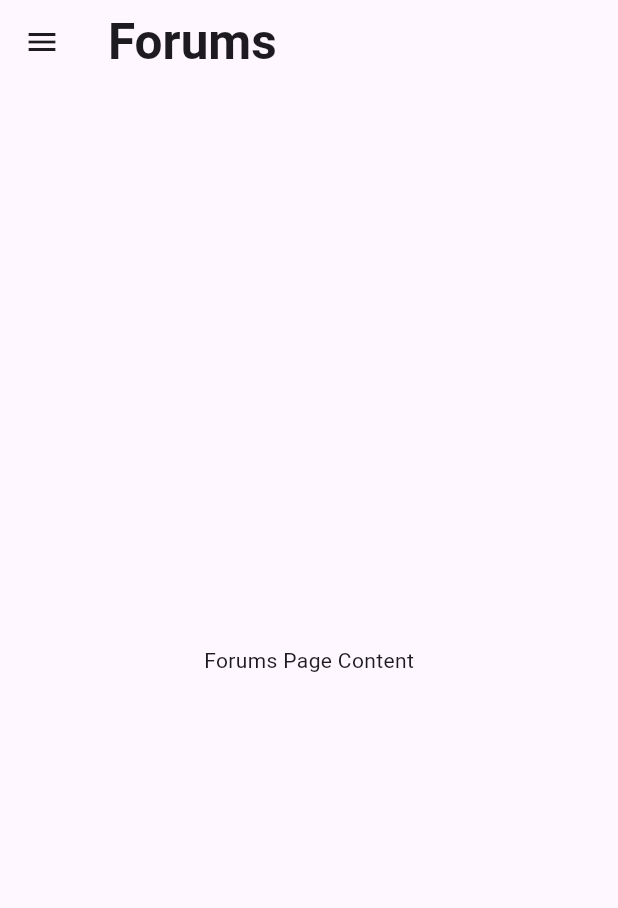
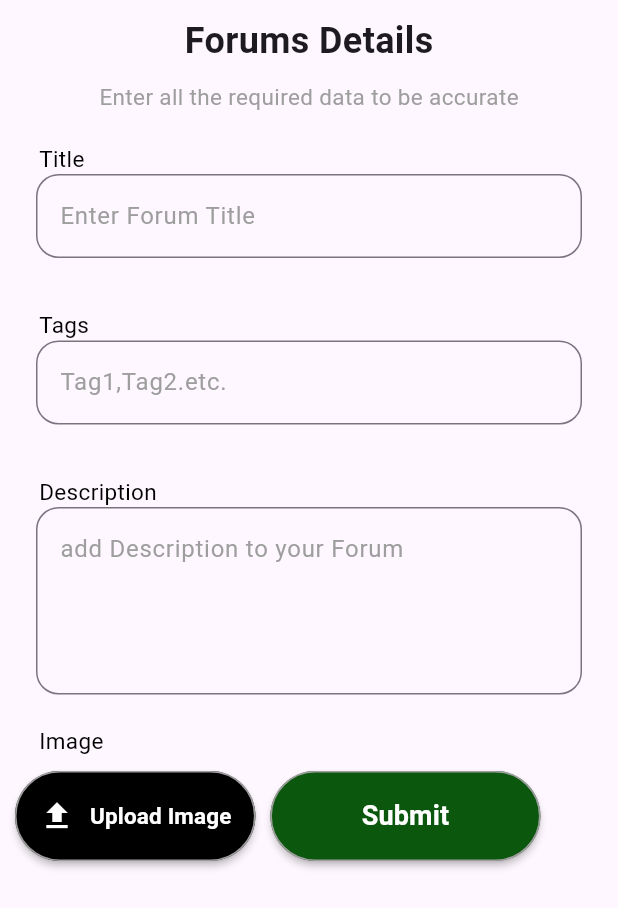
Before and after one commit to kareemezzat25/mental-health, a Flutter app: the ForumsContent screen opened directly, on a phone screen of 412 x 824 dp. Shown: the top 908 px of the screen. Run offline on Flutter 3.47's test engine with Material 3 defaults, Android fonts, the phone set to English and light mode, and no system bars; our stand-ins replace animated_splash_screen.

Commit message:
Forums Details Page

```diff
--- a/lib/models/button.dart
+++ b/lib/models/button.dart
@@ -7,25 +7,24 @@ class Button extends StatelessWidget {
   final Color textColor; // Add this line
   Function()? onPressed;
 
-   Button({
-    required this.buttonColor,
-    required this.buttonText,
-    this.textColor = Colors.black, // Default text color is black
-    this.onPressed
-  });
+  Button(
+      {required this.buttonColor,
+      required this.buttonText,
+      this.textColor = Colors.black, // Default text color is black
+      this.onPressed,
+      });
 
   @override
   Widget build(BuildContext context) {
     return MaterialButton(
-      minWidth: double.infinity,
+      minWidth: 180.0,
       height: 60,
-      onPressed: onPressed
-      ,
+      onPressed: onPressed,
       color: buttonColor,
       textColor: textColor, // Set text color
       shape: RoundedRectangleBorder(
         side: BorderSide(color: Colors.grey),
-        borderRadius: BorderRadius.circular(60),
+        borderRadius: BorderRadius.circular(30),
       ),
       child: Text(
         buttonText,
--- a/lib/views/CreateForum.dart
+++ b/lib/views/CreateForum.dart
@@ -7,9 +7,7 @@ class CreateForum extends StatelessWidget {
   @override
   Widget build(BuildContext context) {
     return Scaffold(
-      appBar: AppBar(
-        title:const Text('Forums',style: TextStyle(fontSize: 33, fontWeight: FontWeight.bold),),),
-      drawer: CommonDrawer(),
+
       body: const Center(
         child: Text('Forums Page Content'),
       ),
--- a/lib/views/Formview.dart
+++ b/lib/views/Formview.dart
@@ -4,8 +4,14 @@ class TextForm extends StatefulWidget {
   final String? hintText;
   final TextEditingController controller;
   final bool isPassword;
+  final bool largerHint;
 
-  TextForm({required this.hintText,required this.controller, this.isPassword=false});
+  TextForm({
+    required this.hintText,
+    required this.controller,
+    this.isPassword = false,
+    this.largerHint = false,
+  });
 
   @override
   _TextFormState createState() => _TextFormState();
@@ -13,24 +19,36 @@ class TextForm extends StatefulWidget {
 
 class _TextFormState extends State<TextForm> {
   bool isObscure = true;
+  double textFieldHeight = 50; // Default height
 
   @override
   Widget build(BuildContext context) {
+    // Check if the largerHint parameter is true to set a larger height
+    if (widget.largerHint) {
+      textFieldHeight = 125;
+    } else {
+      textFieldHeight = 75; // Reset to default height
+    }
+
     return Padding(
       padding: const EdgeInsets.symmetric(horizontal: 14),
+      child: Container(
+        height: textFieldHeight,
         child: TextField(
           controller: widget.controller,
           obscureText: widget.isPassword ? isObscure : false,
+          maxLines: textFieldHeight > 75 ? 8 : 1, // Allow multiple lines if height is greater than default
           decoration: InputDecoration(
             hintText: widget.hintText,
             hintStyle: TextStyle(color: Colors.grey),
-          border:  OutlineInputBorder(
+            border: OutlineInputBorder(
               borderRadius: BorderRadius.circular(15),
               borderSide: BorderSide(color: Colors.white),
             ),
-          suffixIcon:  widget.isPassword
+            suffixIcon: widget.isPassword
                 ? IconButton(
-                  icon: Icon(isObscure ? Icons.visibility : Icons.visibility_off,
+                    icon: Icon(
+                      isObscure ? Icons.visibility : Icons.visibility_off,
                       color: Colors.grey,
                     ),
                     onPressed: () {
@@ -42,6 +60,7 @@ class _TextFormState extends State<TextForm> {
                 : null,
           ),
         ),
+      ),
     );
   }
 }
--- a/lib/views/ForumsPage.dart
+++ b/lib/views/ForumsPage.dart
@@ -1,16 +1,23 @@
 import 'package:flutter/material.dart';
+import 'package:mentalhealth/models/button.dart';
+import 'package:mentalhealth/views/Formview.dart';
 import 'package:mentalhealth/widgets/CommonDrawer.dart';
 import 'CreateForum.dart';
 import 'PostComment.dart';
 
 class ForumsPage extends StatelessWidget {
+
+
   @override
   Widget build(BuildContext context) {
     return DefaultTabController(
   length: 3,
   child: Scaffold(
     appBar: AppBar(
-          title: Text('Mentality',style: TextStyle(fontSize: 33, fontWeight: FontWeight.bold),),
+      title: Text(
+        'Mentality',
+        style: TextStyle(fontSize: 33, fontWeight: FontWeight.bold),
+      ),
       bottom: TabBar(
         tabs: [
           Tab(text: 'Forums'),
@@ -19,6 +26,7 @@ class ForumsPage extends StatelessWidget {
         ],
       ),
     ),
+    drawer: CommonDrawer(),
     body: TabBarView(
       children: [
         ForumsContent(),
@@ -28,20 +36,146 @@ class ForumsPage extends StatelessWidget {
     ),
   ),
 );
+
   }
 }
 
 class ForumsContent extends StatelessWidget {
+  TextEditingController TitleController = TextEditingController();
+  TextEditingController TagsController = TextEditingController();
+  TextEditingController DescriptionController = TextEditingController();
+
+  void UploadImage(){
+
+  }
+  void Submit(){
+
+  }
+
   @override
   Widget build(BuildContext context) {
-    return Scaffold(
-      appBar: AppBar(
-         title:const Text('Forums',style: TextStyle(fontSize: 33, fontWeight: FontWeight.bold),),
+    return   Scaffold(
+      body: Padding(
+        padding:EdgeInsets.symmetric(horizontal: 10),
+        child: SingleChildScrollView(
+          child: Column(
+            children: [
+              SizedBox(height: 10),
+              Text("Forums Details",style: TextStyle(
+                        fontSize: 24,
+                        fontWeight: FontWeight.bold,
                       ),
-      drawer: CommonDrawer(),
-      body: const Center(
-        child: Text('Forums Page Content'),
                   ),
+              SizedBox(height: 10),
+              Text("Enter all the required data to be accurate",
+                      style: TextStyle(fontSize: 15, color: Colors.grey),
+                    ),
+              SizedBox(height: 20),
+              const Padding(
+                  padding: EdgeInsets.only(left: 16),
+                  child: Row(
+                    children: [
+                      Text(
+                        "Title",
+                        style: TextStyle(fontSize: 15, color: Colors.black),
+                      ),
+                    ],
+                  ),
+                ),
+                TextForm(hintText: "Enter Forum Title", controller: TitleController),
+
+                SizedBox(height: 15),
+              const Padding(
+                  padding: EdgeInsets.only(left: 16),
+                  child: Row(
+                    children: [
+                      Text(
+                        "Tags",
+                        style: TextStyle(fontSize: 15, color: Colors.black),
+                      ),
+                    ],
+                  ),
+                ),
+                TextForm(hintText: "Tag1,Tag2.etc.", controller: TagsController),
+
+                SizedBox(height: 15),
+              const Padding(
+                  padding: EdgeInsets.only(left: 16),
+                  child: Row(
+                    children: [
+                      Text(
+                        "Description",
+                        style: TextStyle(fontSize: 15, color: Colors.black),
+                      ),
+                    ],
+                  ),
+                ),
+                TextForm(hintText: "add Description to your Forum", controller: DescriptionController,largerHint: true,),
+                SizedBox(height: 20,),
+
+                Column(
+  crossAxisAlignment: CrossAxisAlignment.start,
+  children: [
+    const Padding(
+      padding: EdgeInsets.only(left: 16),
+      child: Row(
+        children: [
+          Text(
+            "Image",
+            style: TextStyle(fontSize: 15, color: Colors.black),
+          ),
+        ],
+      ),
+    ),
+    SizedBox(height: 10),
+    Row(
+      children: [
+        MaterialButton(
+          minWidth: 11,
+          height: 60,
+          onPressed: UploadImage,
+          color: Color.fromARGB(255, 0, 0, 0),
+          textColor: Color.fromARGB(255, 255, 255, 255),
+          shape: RoundedRectangleBorder(
+            side: BorderSide(color: Colors.grey),
+            borderRadius: BorderRadius.circular(30),
+          ),
+          child: Row(
+            children: [
+              Icon(
+                Icons.upload,
+                color: Colors.white,
+              ),
+              SizedBox(width: 10),
+              Text(
+                "Upload Image",
+                style: TextStyle(
+                  fontWeight: FontWeight.bold,
+                  fontSize: 15,
+                ),
+              ),
+            ],
+          ),
+        ),
+        SizedBox(width: 10), // Add spacing between the buttons
+        Button(
+          buttonColor: Color(0xff0B570E),
+          buttonText: 'Submit',
+          textColor: Colors.white,
+          onPressed: Submit,
+        ),
+      ],
+    ),
+  ],
+),
+
+
+
+            ],
+          ),
+        ),
+      )
+
     );
   }
 }
--- a/lib/views/MainHomeview.dart
+++ b/lib/views/MainHomeview.dart
@@ -1,16 +1,28 @@
+// MainHome.dart
+
 import 'package:flutter/material.dart';
 import 'package:mentalhealth/widgets/CommonDrawer.dart';
 
 class MainHome extends StatelessWidget {
-  const MainHome({super.key});
+  const MainHome({Key? key});
 
   @override
   Widget build(BuildContext context) {
     return Scaffold(
       appBar: AppBar(
-        title:const Text(
+        title: const Text(
           "Mentality",
           style: TextStyle(fontSize: 33, fontWeight: FontWeight.bold),
+        ),
+        leading: Builder(
+          builder: (BuildContext context) {
+            return IconButton(
+              icon: const Icon(Icons.menu),
+              onPressed: () {
+                Scaffold.of(context).openDrawer();
+              },
+            );
+          },
         ),
       ),
       drawer: CommonDrawer(),
--- a/lib/views/PostComment.dart
+++ b/lib/views/PostComment.dart
@@ -7,10 +7,7 @@ class PostComment extends StatelessWidget {
   @override
   Widget build(BuildContext context) {
     return Scaffold(
-      appBar: AppBar(
-         title:const Text('Forums',style: TextStyle(fontSize: 33, fontWeight: FontWeight.bold),),
-      ),
-      drawer: CommonDrawer(),
+
       body: const Center(
         child: Text('Forums Page Content'),
       ),
--- a/lib/views/loginview.dart
+++ b/lib/views/loginview.dart
@@ -19,7 +19,7 @@ class _LoginState extends State<Login> {
   void login() async {
     try {
       // API endpoint
-       final String apiUrl = 'http://mentalmediator.somee.com/api/auth/signin';
+       final String apiUrl = 'https://mentalmediator.somee.com/api/auth/signin';
 
       // Request data
       Map<String, dynamic> requestData = {
@@ -51,6 +51,7 @@ class _LoginState extends State<Login> {
         // Login failed, handle the error
         print('Login failed. Status code: ${response.statusCode}');
         print('Response body: ${response.body}');
+        Navigator.pushReplacement(context, MaterialPageRoute(builder: (context) => MainHome()));
       }
     } catch (error) {
       // Handle any network or other errors
@@ -144,7 +145,7 @@ class _LoginState extends State<Login> {
               buttonColor: Color(0xff0B570E),
               buttonText: 'Sign in',
               textColor: Colors.white,
-              onPressed:login
+              onPressed:login,
             ),
             SizedBox(height: 20),
             Column(
--- a/lib/views/signup.dart
+++ b/lib/views/signup.dart
@@ -22,7 +22,7 @@ class _SignupState extends State<Signup> {
  void signup() async {
   try {
     // API endpoint
-    final String apiUrl = 'http://mentalmediator.somee.com/api/auth/register';
+    final String apiUrl = 'https://mentalmediator.somee.com/api/auth/register';
 
 
 
@@ -63,11 +63,15 @@ class _SignupState extends State<Signup> {
       // Signup successful, handle the response accordingly
       print('Signup successful');
 
-    } else {
+    } else if(response.statusCode == 201) {
       // Signup failed, handle the error
+      print('Signup successful. Status code: ${response.statusCode}');
+      print('Response body: ${response.body}');
+      Navigator.pushReplacement(context, MaterialPageRoute(builder: (context) => Login()));
+    }
+    else{
       print('Signup failed. Status code: ${response.statusCode}');
       print('Response body: ${response.body}');
-      Navigator.pushReplacement(context, MaterialPageRoute(builder: (context) => Login()));
     }
   } catch (error) {
     // Handle any network or other errors
@@ -160,7 +164,7 @@ class _SignupState extends State<Signup> {
                 ),
               ],
             ),
-            SizedBox(height: 15),
+            SizedBox(height: 7.5),
             const Padding(
               padding: EdgeInsets.only(left: 12),
               child: Row(
@@ -173,7 +177,7 @@ class _SignupState extends State<Signup> {
               ),
             ),
             TextForm(hintText: "Email", controller: emailController),
-            SizedBox(height: 15),
+            SizedBox(height: 7.5),
             const Padding(
               padding: EdgeInsets.only(left: 12),
               child: Row(
@@ -186,7 +190,7 @@ class _SignupState extends State<Signup> {
               ),
             ),
             TextForm(hintText: "Password", controller: passwordController, isPassword: true),
-            SizedBox(height: 15),
+            SizedBox(height: 7.5),
             const Padding(
               padding: EdgeInsets.only(left: 12),
               child: Row(
@@ -199,7 +203,7 @@ class _SignupState extends State<Signup> {
               ),
             ),
             TextForm(hintText: "yyyy-mm-dd", controller: birthDateController),
-            SizedBox(height: 15),
+            SizedBox(height: 7.5),
             const Padding(
               padding: EdgeInsets.only(left: 12),
               child: Row(
@@ -212,7 +216,7 @@ class _SignupState extends State<Signup> {
               ),
             ),
             TextForm(hintText: "Male/Female", controller: genderController),
-            SizedBox(height: 30),
+            SizedBox(height: 7.5),
             Button(
               buttonColor: Color(0xff0B570E),
               buttonText: 'Sign up',
```
Also changed, not shown: lib/widgets/CommonDrawer.dart (+8 -6 lines), 1 other file. Lines whose indentation alone changed are shown as unchanged.
